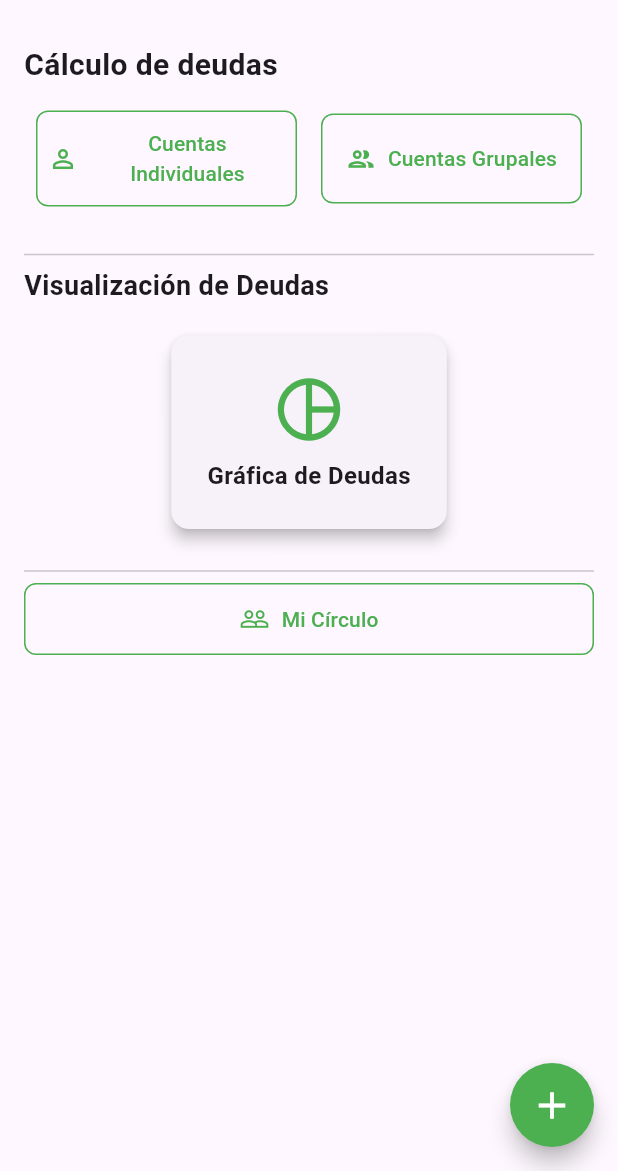
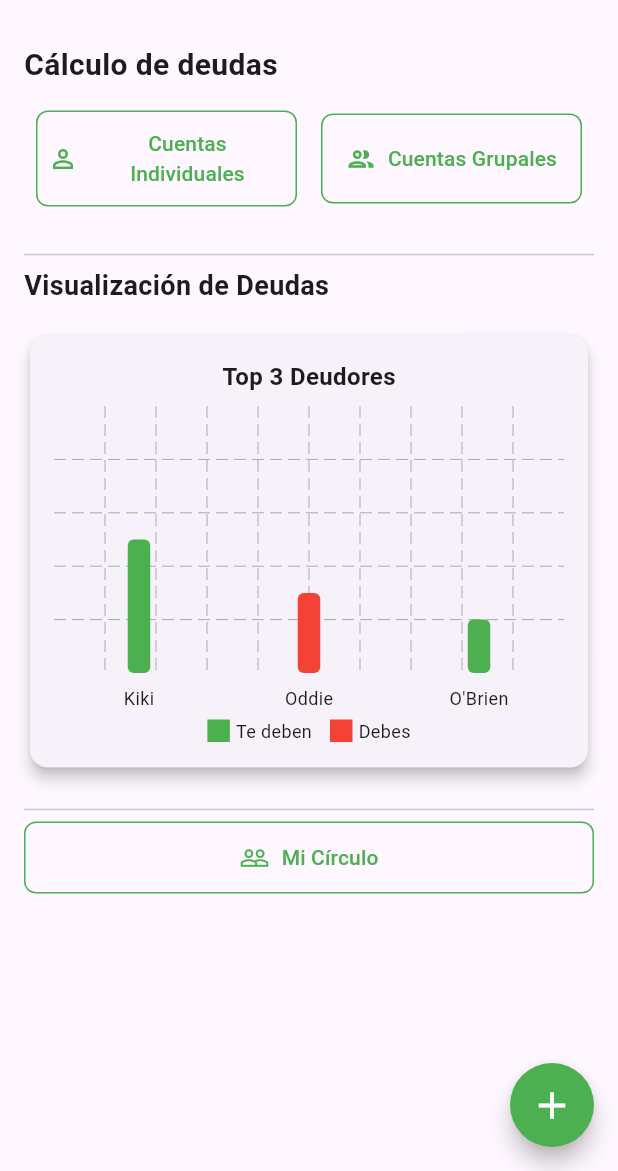
Before and after one commit to Myshelluwu/paytogether, a Flutter app: the Menu screen opened by its route, on a phone screen of 412 x 824 dp, the part 65-1236 px from its top. Run offline on Flutter 3.47's test engine with Material 3 defaults, Android fonts, the phone set to English and light mode, and no system bars; drawn by our look-alikes of fl_chart; Roboto replaces fonts that are missing (Poppins).

Commit message:
Grafica añadida al menu

```diff
--- a/lib/main.dart
+++ b/lib/main.dart
@@ -4,6 +4,7 @@ import 'package:paytogether/grupo.dart';
 import 'package:paytogether/persona.dart';
 import 'package:paytogether/historial_individual.dart';
 import 'package:paytogether/historial_grupo.dart';
+import 'package:paytogether/grafica_deudas.dart';
 
 void main() {
   runApp(const PayTogetherApp());
@@ -43,6 +44,7 @@ class PayTogetherApp extends StatelessWidget {
             const HistorialGrupoScreen(groupName: 'Amigos'),
         '/historial-escuela': (context) =>
             const HistorialGrupoScreen(groupName: 'Escuela'),
+        '/grafica-deudas': (context) => const GraficaDeudasScreen(),
       },
       debugShowCheckedModeBanner: false, // Quita el banner de debug
     );
--- a/lib/menu.dart
+++ b/lib/menu.dart
@@ -3,6 +3,8 @@ import 'package:paytogether/circulo.dart';
 import 'package:paytogether/cuentasind.dart';
 import 'package:paytogether/cuentasgru.dart';
 import 'package:paytogether/agregar_gasto.dart';
+import 'package:paytogether/grafica_deudas.dart';
+import 'package:fl_chart/fl_chart.dart';
 
 class Menu extends StatelessWidget {
   const Menu({super.key});
@@ -40,7 +42,7 @@ class Menu extends StatelessWidget {
           _buildDebtCalculationSection(context),
           const SizedBox(height: 24),
           const Divider(),
-          _buildDebtVisualizationSection(),
+          _buildDebtVisualizationSection(context),
           const SizedBox(height: 16),
           const Divider(),
           _buildCircleButton(context),
@@ -93,7 +95,7 @@ class Menu extends StatelessWidget {
     );
   }
 
-  Widget _buildDebtVisualizationSection() {
+  Widget _buildDebtVisualizationSection(BuildContext context) {
     return Column(
       crossAxisAlignment: CrossAxisAlignment.start,
       children: [
@@ -106,24 +108,135 @@ class Menu extends StatelessWidget {
           ),
         ),
         const SizedBox(height: 16),
-        Center(
-          child: Card(
+        Card(
           elevation: 4,
           shape: RoundedRectangleBorder(
             borderRadius: BorderRadius.circular(12),
           ),
-            child: const Padding(
-              padding: EdgeInsets.all(24.0),
+          child: Padding(
+            padding: const EdgeInsets.all(16.0),
             child: Column(
               children: [
-                  Icon(Icons.pie_chart_outline, size: 50, color: Colors.green),
-                  SizedBox(height: 8),
-                  Text(
-                    'Gráfica de Deudas',
-                    style: TextStyle(fontSize: 16, fontWeight: FontWeight.bold),
+                const Text(
+                  'Top 3 Deudores',
+                  style: TextStyle(
+                    fontSize: 16,
+                    fontWeight: FontWeight.bold,
+                  ),
+                ),
+                const SizedBox(height: 8),
+                SizedBox(
+                  height: 200,
+                  child: BarChart(
+                    BarChartData(
+                      alignment: BarChartAlignment.spaceAround,
+                      maxY: 1000,
+                      barTouchData: BarTouchData(
+                        enabled: true,
+                        touchTooltipData: BarTouchTooltipData(
+                          tooltipBgColor: Colors.grey[800],
+                          getTooltipItem: (group, groupIndex, rod, rodIndex) {
+                            return BarTooltipItem(
+                              '${rod.toY.toStringAsFixed(2)}',
+                              const TextStyle(color: Colors.white),
+                            );
+                          },
+                        ),
+                      ),
+                      titlesData: FlTitlesData(
+                        show: true,
+                        bottomTitles: AxisTitles(
+                          sideTitles: SideTitles(
+                            showTitles: true,
+                            getTitlesWidget: (value, meta) {
+                              const names = ['Kiki', 'Oddie', 'O\'Brien'];
+                              return SideTitleWidget(
+                                axisSide: meta.axisSide,
+                                child: Text(
+                                  names[value.toInt()],
+                                  style: const TextStyle(fontSize: 12),
+                                ),
+                              );
+                            },
+                          ),
+                        ),
+                        leftTitles: AxisTitles(
+                          sideTitles: SideTitles(showTitles: false),
+                        ),
+                        topTitles: AxisTitles(
+                          sideTitles: SideTitles(showTitles: false),
+                        ),
+                        rightTitles: AxisTitles(
+                          sideTitles: SideTitles(showTitles: false),
+                        ),
+                      ),
+                      borderData: FlBorderData(show: false),
+                      barGroups: [
+                        BarChartGroupData(
+                          x: 0,
+                          barRods: [
+                            BarChartRodData(
+                              toY: 500,
+                              color: Colors.green,
+                              width: 15,
+                              borderRadius: BorderRadius.circular(4),
                             ),
                           ],
                         ),
+                        BarChartGroupData(
+                          x: 1,
+                          barRods: [
+                            BarChartRodData(
+                              toY: 300,
+                              color: Colors.red,
+                              width: 15,
+                              borderRadius: BorderRadius.circular(4),
+                            ),
+                          ],
+                        ),
+                        BarChartGroupData(
+                          x: 2,
+                          barRods: [
+                            BarChartRodData(
+                              toY: 200,
+                              color: Colors.green,
+                              width: 15,
+                              borderRadius: BorderRadius.circular(4),
+                            ),
+                          ],
+                        ),
+                      ],
+                    ),
+                  ),
+                ),
+                const SizedBox(height: 8),
+                Row(
+                  mainAxisAlignment: MainAxisAlignment.center,
+                  children: [
+                    Container(
+                      width: 15,
+                      height: 15,
+                      color: Colors.green,
+                    ),
+                    const SizedBox(width: 4),
+                    const Text(
+                      'Te deben',
+                      style: TextStyle(fontSize: 12),
+                    ),
+                    const SizedBox(width: 12),
+                    Container(
+                      width: 15,
+                      height: 15,
+                      color: Colors.red,
+                    ),
+                    const SizedBox(width: 4),
+                    const Text(
+                      'Debes',
+                      style: TextStyle(fontSize: 12),
+                    ),
+                  ],
+                ),
+              ],
             ),
           ),
         ),
--- a/pubspec.yaml
+++ b/pubspec.yaml
@@ -30,12 +30,11 @@ environment:
 dependencies:
   flutter:
     sdk: flutter
-  fl_chart: ^0.61.0
-  charts_flutter: ^0.12.0
+  cupertino_icons: ^1.0.2
+  fl_chart: ^0.65.0
 
   # The following adds the Cupertino Icons font to your application.
   # Use with the CupertinoIcons class for iOS style icons.
-  cupertino_icons: ^1.0.2
 
 dev_dependencies:
   flutter_test:
```
Also changed, not shown: lib/grafica_deudas.dart (added, +155 -0 lines), pubspec.lock. Lines whose indentation alone changed are shown as unchanged.
